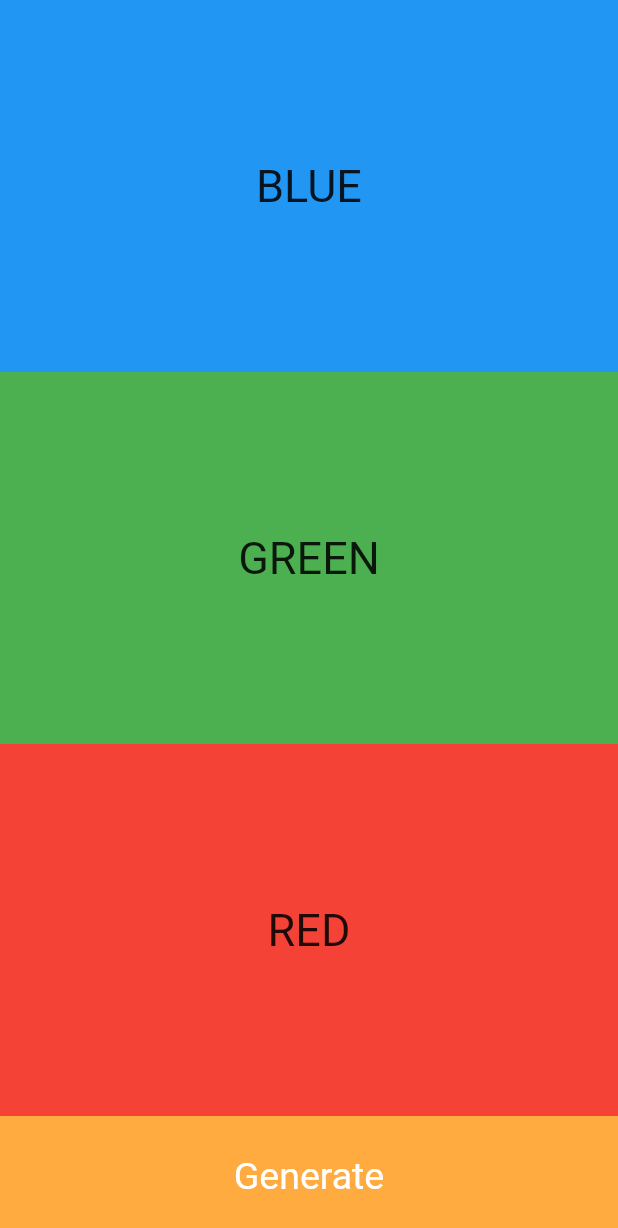
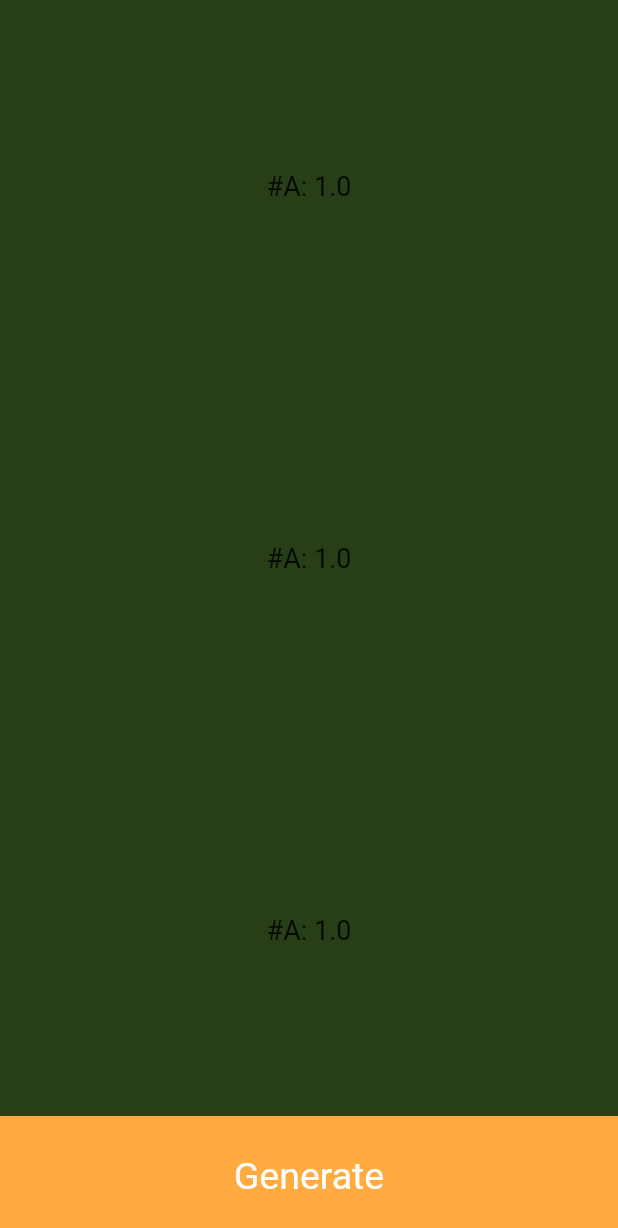
Before and after one commit to shenoyganeshprasad/Color-App-Flutter, a Flutter app: the screen it shows after launch, on a phone screen of 412 x 824 dp. Shown: the top 1228 px of the screen. Run offline on Flutter 3.47's test engine with Material 2 defaults, Android fonts, the light colour scheme and no system bars.

Commit message:
Generate random color

```diff
--- a/lib/homepage.dart
+++ b/lib/homepage.dart
@@ -1,4 +1,6 @@
+import 'package:color_app/randomcolor.dart';
 import 'package:flutter/material.dart';
+import 'package:color_app/widgets/colorcontainer.dart';
 
 class Homepage extends StatefulWidget {
   @override
@@ -6,48 +8,48 @@
 }
 
 class _HomepageState extends State<Homepage> {
+  var color1, color2, color3;
+  String hexValue1, hexValue2, hexValue3;
+  int startIndex = 10;
+  int endIndex = 16;
+  @override
+  void initState() {
+    color1 = generateRandomColor();
+    hexValue1 = color1.toString().substring(startIndex, endIndex).toUpperCase();
+
+    color2 = generateRandomColor();
+    hexValue2 = color2.toString().substring(startIndex, endIndex).toUpperCase();
+
+    color3 = generateRandomColor();
+    hexValue3 = color3.toString().substring(startIndex, endIndex).toUpperCase();
+    super.initState();
+  }
+
+  void uniqueColor() {
+    color1 = generateRandomColor();
+    hexValue1 = color1.toString().substring(startIndex, endIndex).toUpperCase();
+
+    color2 = generateRandomColor();
+    hexValue2 = color2.toString().substring(startIndex, endIndex).toUpperCase();
+
+    color3 = generateRandomColor();
+    hexValue3 = color3.toString().substring(startIndex, endIndex).toUpperCase();
+  }
+
   @override
   Widget build(BuildContext context) {
     return Scaffold(
       body: Column(
         children: <Widget>[
-          Expanded(
-            child: Container(
-              width: double.infinity,
-              color: Colors.blue,
-              child: Center(
-                child: Text(
-                  'BLUE',
-                  style: TextStyle(fontSize: 30.0),
-                ),
-              ),
-            ),
-          ),
-          Expanded(
-            child: Container(
-              width: double.infinity,
-              color: Colors.green,
-              child: Center(
-                child: Text(
-                  'GREEN',
-                  style: TextStyle(fontSize: 30.0),
-                ),
-              ),
-            ),
-          ),
-          Expanded(
-            child: Container(
-              width: double.infinity,
-              color: Colors.red,
-              child: Center(
-                child: Text(
-                  'RED',
-                  style: TextStyle(fontSize: 30.0),
-                ),
-              ),
-            ),
-          ),
+          ColorContainer(bgColor: color1, hexValue: hexValue1),
+          ColorContainer(bgColor: color2, hexValue: hexValue1),
+          ColorContainer(bgColor: color3, hexValue: hexValue1),
           GestureDetector(
+            onTap: () {
+              setState(() {
+                uniqueColor();
+              });
+            },
             child: Container(
               width: double.infinity,
               height: 80.0,
--- /dev/null
+++ b/lib/randomcolor.dart
@@ -0,0 +1,8 @@
+import 'dart:math';
+import 'package:flutter/material.dart';
+
+Color generateRandomColor() {
+  Random random = new Random();
+  return Color.fromARGB(
+      255, random.nextInt(255), random.nextInt(255), random.nextInt(255));
+}
--- /dev/null
+++ b/lib/widgets/colorcontainer.dart
@@ -0,0 +1,22 @@
+import 'package:flutter/material.dart';
+
+class ColorContainer extends StatelessWidget {
+  final Color bgColor;
+  final String hexValue;
+  ColorContainer({@required this.bgColor, @required this.hexValue});
+  @override
+  Widget build(BuildContext context) {
+    return Expanded(
+      child: Container(
+        width: double.infinity,
+        color: bgColor,
+        child: Center(
+          child: Text(
+            "#" + hexValue,
+            style: TextStyle(fontSize: 18.0),
+          ),
+        ),
+      ),
+    );
+  }
+}
```
